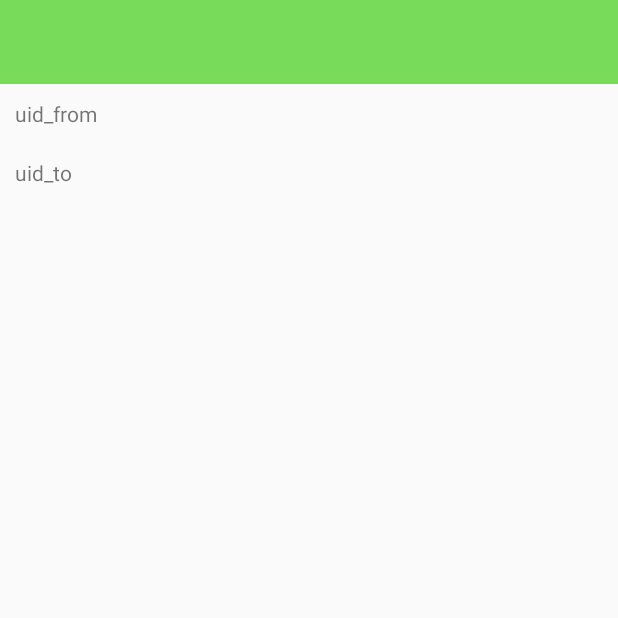
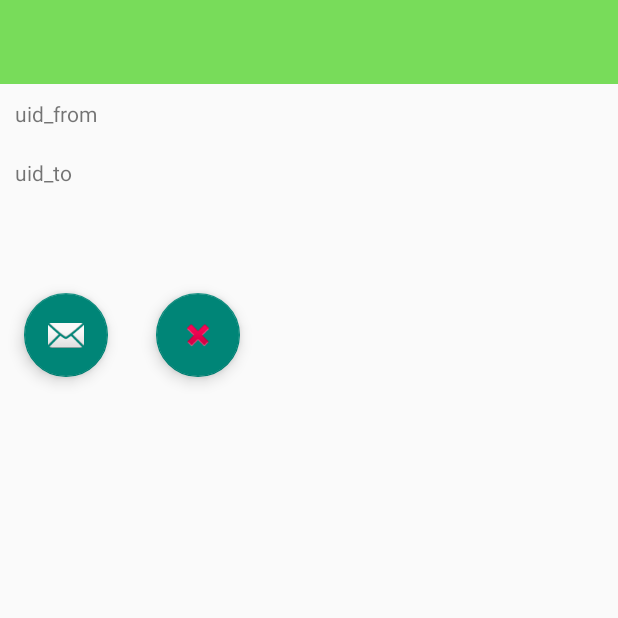
Before and after one commit to kevin-06-huang/FindMyDate, an Android app: the DateActivity screen opened directly, with no data from a screen before it, on a phone screen of 412 x 824 dp, the top half of it. Run offline under Robolectric (Android 15) with nearby library versions, the phone set to English and light mode, and no system bars; 3 statements that could not run were skipped.

Commit message:
implemented two floating button for dateactivity; must find out more on material design

```diff
--- a/app/src/main/java/com/example/findmydate/DateActivity.java
+++ b/app/src/main/java/com/example/findmydate/DateActivity.java
@@ -20,13 +20,29 @@ public class DateActivity extends AppCompatActivity {
         Date date = getIntent().getExtras().getParcelable("date");
         uIDFrom.setText("From: " + date.getUserFrom().getName());
         uIDTo.setText("To: " + date.getUserTo().getName());
+        FloatingActionButton send = (FloatingActionButton) findViewById(R.id.send_date);
+        FloatingActionButton cancel = (FloatingActionButton) findViewById(R.id.cancel_date);
+        send.setOnClickListener(new View.OnClickListener() {
+            @Override
+            public void onClick(View view) {
+                Snackbar.make(view, "Date has been send!", Snackbar.LENGTH_LONG)
+                        .setAction("Action", null).show();
+            }
+        });
+        cancel.setOnClickListener(new View.OnClickListener() {
+            @Override
+            public void onClick(View view) {
+                Snackbar.make(view, "Date has been cancelled!", Snackbar.LENGTH_LONG)
+                        .setAction("Action", null).show();
+            }
+        });
        // Log.d("date_activity", Boolean.toString(date==null));
      //   Log.d("date_activity", date.getUidFrom());
        // Log.d("date_activity", date.getUidTo());
      /*   Toolbar toolbar = (Toolbar) findViewById(R.id.toolbar);
         setSupportActionBar(toolbar);
 
-        FloatingActionButton fab = (FloatingActionButton) findViewById(R.id.fab);
+
         fab.setOnClickListener(new View.OnClickListener() {
             @Override
             public void onClick(View view) {
--- a/app/src/main/java/com/example/findmydate/ProfileFragment.java
+++ b/app/src/main/java/com/example/findmydate/ProfileFragment.java
@@ -78,12 +78,12 @@ public class ProfileFragment extends Fragment {
             @Override
             public void onItemClick(AdapterView<?> adapterView, View view, int integer,
                                     long longNumber) {
-                Log.d("list", visibleUsers.get(integer).getName());
+               // Log.d("list", visibleUsers.get(integer).getName());
                 Intent i= new Intent(getActivity(), DateActivity.class);
                 Date date = new Date(currentUser, visibleUsers.get(integer));
                 i.putExtra("date", date);
                 startActivity(i);
-                Log.d("list", visibleUsers.get(integer).getName());
+              //  Log.d("list", visibleUsers.get(integer).getName());
 
             }
 
--- a/app/src/main/res/layout/activity_date.xml
+++ b/app/src/main/res/layout/activity_date.xml
@@ -61,7 +61,25 @@
             android:padding="10dp"
             android:background="@android:color/transparent" >
         </EditText>
+    <LinearLayout
+        android:id="@+id/btns"
+        android:layout_width="match_parent"
+        android:layout_height="wrap_content"
+        android:layout_alignParentBottom="true">
+        <android.support.design.widget.FloatingActionButton
+            android:id="@+id/send_date"
+            android:layout_width="wrap_content"
+            android:layout_height="wrap_content"
+            android:layout_weight="1"
+            android:layout_margin="@dimen/fab_margin"
+            app:srcCompat="@android:drawable/ic_dialog_email" />
+    <android.support.design.widget.FloatingActionButton
+        android:id="@+id/cancel_date"
+        android:layout_width="wrap_content"
+        android:layout_height="wrap_content"
+        android:layout_weight="1"
+        android:layout_margin="@dimen/fab_margin"
+        app:srcCompat="@android:drawable/ic_delete" />
 
-
-
+    </LinearLayout>
 </LinearLayout>
```
